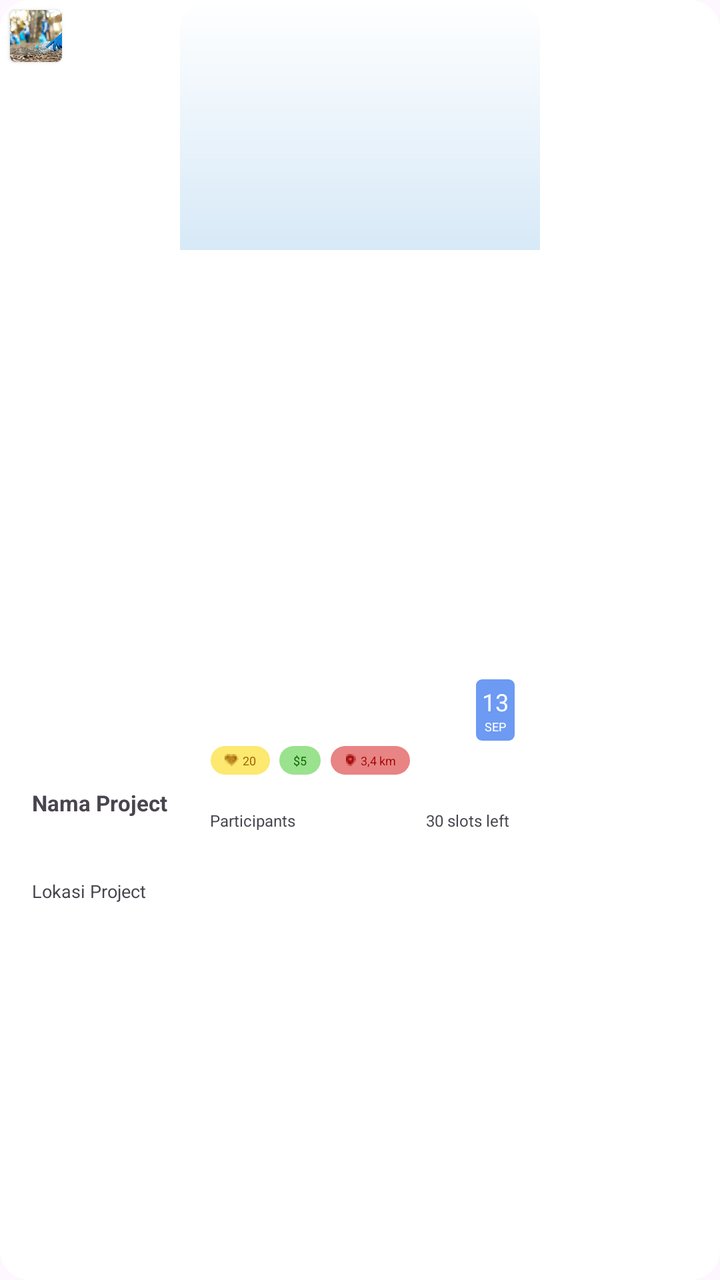
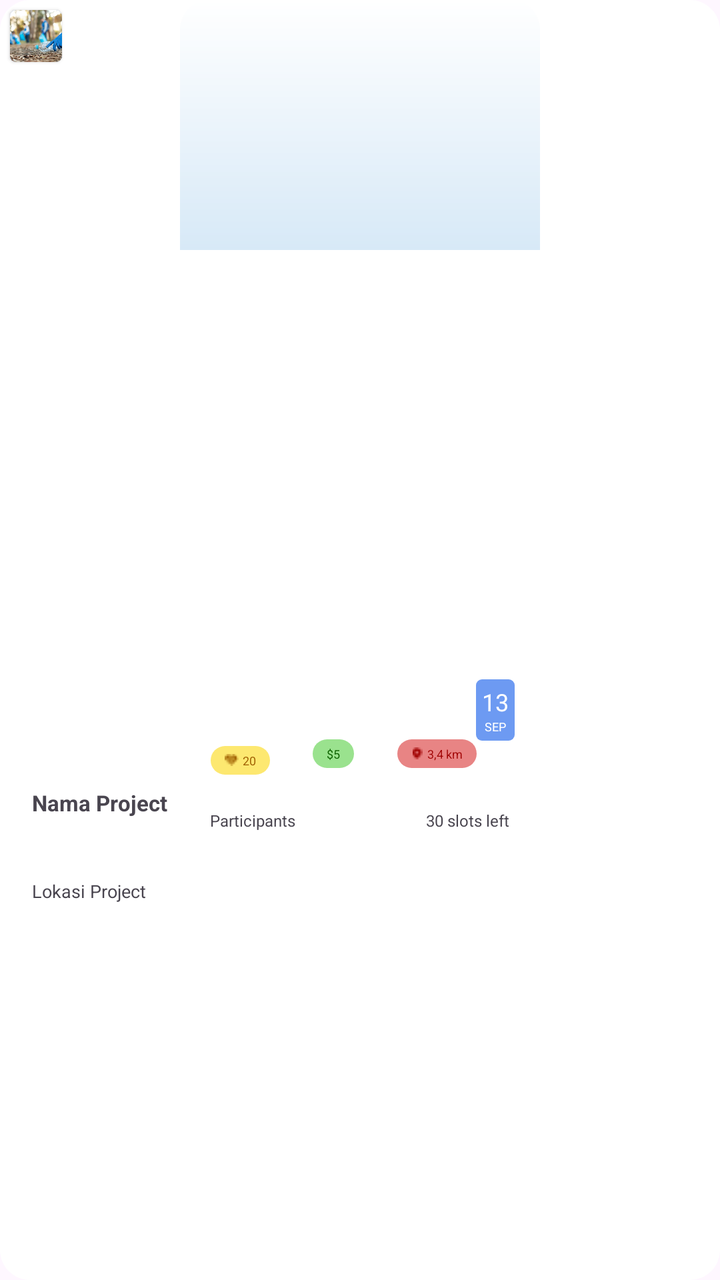

An Android layout rendered at two revisions. The XML below is the earlier revision; the diff shows what the commit changed to produce the second picture.
<!-- AndroidManifest.xml: application theme Theme.PolluGuard -->
<!-- res/layout/item_project.xml -->
<?xml version="1.0" encoding="utf-8"?>
<androidx.constraintlayout.widget.ConstraintLayout xmlns:android="http://schemas.android.com/apk/res/android"
    xmlns:app="http://schemas.android.com/apk/res-auto"
    android:layout_width="180dp"
    android:layout_height="221dp"
    android:background="@drawable/rounded_corners"
    android:layout_margin="5dp">

    <ImageView
        android:id="@+id/organizerLogo"
        android:layout_width="26dp"
        android:layout_height="26dp"
        android:layout_marginStart="5dp"
        android:layout_marginTop="5dp"
        android:clipToOutline="true"
        android:scaleType="centerCrop"
        android:background="@drawable/blue_rounded_corners_3"
        android:src="@drawable/milah_plastik"
        app:layout_constraintEnd_toEndOf="parent"
        app:layout_constraintHorizontal_bias="0.0"
        app:layout_constraintStart_toStartOf="parent"
        app:layout_constraintTop_toTopOf="parent"
        android:translationZ="1dp"/>

    <ImageView
        android:id="@+id/projectImage_Project"
        android:layout_width="180dp"
        android:layout_height="125dp"
        android:background="@drawable/up_rounded_corners"
        android:clipToOutline="true"
        android:scaleType="centerCrop"
        android:src="@drawable/gradient_background"
        app:layout_constraintEnd_toEndOf="parent"
        app:layout_constraintStart_toStartOf="parent"
        app:layout_constraintTop_toTopOf="parent" />

    <TextView
        android:id="@+id/nameText_Project"
        android:layout_width="wrap_content"
        android:layout_height="wrap_content"
        android:layout_marginStart="16dp"
        android:text="Nama Project"
        android:maxWidth="120dp"
        android:maxHeight="15dp"
        android:textSize="11sp"
        android:textStyle="bold"
        app:layout_constraintBottom_toBottomOf="parent"
        app:layout_constraintStart_toStartOf="parent"
        app:layout_constraintTop_toTopOf="parent"
        app:layout_constraintVertical_bias="0.63" />

    <TextView
        android:id="@+id/locationText_Project"
        android:layout_width="wrap_content"
        android:layout_height="wrap_content"
        android:layout_marginStart="16dp"
        android:text="Lokasi Project"
        android:maxWidth="120dp"
        android:maxHeight="15dp"
        android:textSize="9sp"
        app:layout_constraintBottom_toBottomOf="parent"
        app:layout_constraintStart_toStartOf="parent"
        app:layout_constraintTop_toTopOf="parent"
        app:layout_constraintVertical_bias="0.7" />

    <LinearLayout
        android:layout_width="wrap_content"
        android:layout_height="wrap_content"
        android:layout_marginStart="135dp"
        android:layout_marginTop="70dp"
        android:gravity="center"
        android:orientation="vertical"
        app:layout_constraintBottom_toBottomOf="parent"
        app:layout_constraintEnd_toEndOf="parent"
        app:layout_constraintStart_toStartOf="parent"
        app:layout_constraintTop_toTopOf="parent"
        android:background="@drawable/blue_rounded_corners_3"
        android:padding="3dp">

        <TextView
            android:id="@+id/dateText"
            android:layout_width="wrap_content"
            android:layout_height="wrap_content"
            android:text="13"
            android:textSize="12sp"
            android:textColor="@color/white"/>

        <TextView
            android:id="@+id/monthText"
            android:layout_width="wrap_content"
            android:layout_height="wrap_content"
            android:text="SEP"
            android:textSize="6sp"
            android:textColor="@color/white"/>
    </LinearLayout>

    <LinearLayout
        android:layout_width="wrap_content"
        android:layout_height="wrap_content"
        android:layout_marginEnd="120dp"
        android:layout_marginTop="120dp"
        app:layout_constraintBottom_toBottomOf="parent"
        app:layout_constraintEnd_toEndOf="parent"
        app:layout_constraintStart_toStartOf="parent"
        app:layout_constraintTop_toTopOf="parent"
        android:orientation="horizontal"
        android:background="@drawable/rounded_corners"
        android:backgroundTint="@color/yellowCoupon"
        android:paddingVertical="3dp"
        android:paddingHorizontal="7dp"
        android:gravity="center">

        <ImageView
            android:layout_width="wrap_content"
            android:layout_height="6dp"
            android:layout_marginRight="2dp"
            android:src="@drawable/vector" />

        <TextView
            android:id="@+id/rewardText"
            android:layout_width="wrap_content"
            android:layout_height="wrap_content"
            android:text="20"
            android:textSize="6sp"
            android:textColor="@color/yellowText"/>

    </LinearLayout>

    <LinearLayout
        android:layout_width="wrap_content"
        android:layout_height="wrap_content"
        android:layout_marginEnd="60dp"
        android:layout_marginTop="120dp"
        app:layout_constraintBottom_toBottomOf="parent"
        app:layout_constraintEnd_toEndOf="parent"
        app:layout_constraintStart_toStartOf="parent"
        app:layout_constraintTop_toTopOf="parent"
        android:orientation="horizontal"
        android:background="@drawable/rounded_corners"
        android:backgroundTint="@color/greenCoupon"
        android:paddingVertical="3dp"
        android:paddingHorizontal="7dp"
        android:gravity="center">

        <TextView
            android:id="@+id/priceText"
            android:layout_width="wrap_content"
            android:layout_height="wrap_content"
            android:text="$5"
            android:textSize="6sp"
            android:textColor="@color/greenText"/>

    </LinearLayout>

    <LinearLayout
        android:layout_width="wrap_content"
        android:layout_height="wrap_content"
        android:layout_marginStart="10dp"
        android:layout_marginTop="120dp"
        app:layout_constraintBottom_toBottomOf="parent"
        app:layout_constraintEnd_toEndOf="parent"
        app:layout_constraintStart_toStartOf="parent"
        app:layout_constraintTop_toTopOf="parent"
        android:orientation="horizontal"
        android:background="@drawable/rounded_corners"
        android:backgroundTint="@color/redCoupon"
        android:paddingVertical="3dp"
        android:paddingHorizontal="7dp"
        android:gravity="center">

        <ImageView
            android:layout_width="6dp"
            android:layout_height="6dp"
            android:src="@drawable/vector__1_"
            android:layout_marginRight="2dp"/>

        <TextView
            android:id="@+id/distanceText"
            android:layout_width="wrap_content"
            android:layout_height="wrap_content"
            android:text="3,4 km"
            android:textSize="6sp"
            android:textColor="@color/redText"/>

    </LinearLayout>

    <LinearLayout
        android:layout_width="match_parent"
        android:layout_height="wrap_content"
        android:layout_marginTop="180dp"
        android:layout_marginHorizontal="15dp"
        app:layout_constraintBottom_toBottomOf="parent"
        app:layout_constraintEnd_toEndOf="parent"
        app:layout_constraintStart_toStartOf="parent"
        app:layout_constraintTop_toTopOf="parent"
        android:orientation="horizontal"
        android:paddingVertical="3dp"
        android:gravity="center">

        <TextView
            android:layout_width="wrap_content"
            android:layout_height="wrap_content"
            android:text="Participants"
            android:layout_marginRight="65dp"
            android:textSize="8sp"/>

        <TextView
            android:id="@+id/slotText"
            android:layout_width="wrap_content"
            android:layout_height="wrap_content"
            android:text="30 slots left"
            android:textSize="8sp"/>

    </LinearLayout>

</androidx.constraintlayout.widget.ConstraintLayout>
<!-- resources referenced by this layout -->
<resources>
  <color name="greenCoupon">#9AE28E</color>
  <color name="greenText">#0E6300</color>
  <color name="redCoupon">#E88484</color>
  <color name="redText">#9F0000</color>
  <color name="white">#FFFFFFFF</color>
  <color name="yellowCoupon">#FDE870</color>
  <color name="yellowText">#9F5F00</color>
  <!-- drawable blue_rounded_corners_3 (drawable) -->
  <?xml version="1.0" encoding="utf-8"?>
  <shape xmlns:android="http://schemas.android.com/apk/res/android">
      <solid android:color="@color/backgroundTextBlue"/>
      <corners android:radius="3dp"/>
  </shape>
  <!-- drawable gradient_background (drawable) -->
  <?xml version="1.0" encoding="utf-8"?>
  <shape xmlns:android="http://schemas.android.com/apk/res/android">
      <gradient xmlns:android="http://schemas.android.com/apk/res/android"
          android:angle="270"
          android:startColor="#FFFFFFFF"
          android:endColor="@color/lightBlue"
          android:type="linear" />
  </shape>
  <!-- drawable milah_plastik: webp bitmap (drawable, 48802 bytes) -->
  <!-- drawable rounded_corners (drawable) -->
  <?xml version="1.0" encoding="utf-8"?>
  <shape xmlns:android="http://schemas.android.com/apk/res/android">
      <corners android:radius="15dp"/>
      <solid android:color="@color/white"/>
  </shape>
  <!-- drawable up_rounded_corners (drawable) -->
  <?xml version="1.0" encoding="utf-8"?>
  <shape xmlns:android="http://schemas.android.com/apk/res/android">
      <corners
          android:topRightRadius="15dp"
          android:topLeftRadius="15dp"/>
      <solid android:color="@color/white"/>
  </shape>
  <!-- drawable vector: png bitmap (drawable, 231 bytes) -->
  <!-- drawable vector__1_: png bitmap (drawable, 200 bytes) -->
  <style name="Theme.PolluGuard" parent="Base.Theme.PolluGuard" />
  <color name="backgroundTextBlue">#6D9AF2</color>
  <color name="lightBlue">#D7E9F7</color>
  <style name="Base.Theme.PolluGuard" parent="Theme.Material3.DayNight.NoActionBar">
          
           <item name="colorPrimary">@color/blue</item>
  
      </style>
  <color name="blue">#3366CA</color>
</resources>

<!-- the commit's change to res/layout/item_project.xml (unified diff, before → after) -->
@@ -95,20 +95,21 @@
     </LinearLayout>
 
     <LinearLayout
-        android:layout_width="wrap_content"
-        android:layout_height="wrap_content"
+        android:id="@+id/linearLayout7"
+        android:layout_width="wrap_content"
+        android:layout_height="wrap_content"
+        android:layout_marginTop="120dp"
         android:layout_marginEnd="120dp"
-        android:layout_marginTop="120dp"
-        app:layout_constraintBottom_toBottomOf="parent"
-        app:layout_constraintEnd_toEndOf="parent"
-        app:layout_constraintStart_toStartOf="parent"
-        app:layout_constraintTop_toTopOf="parent"
-        android:orientation="horizontal"
         android:background="@drawable/rounded_corners"
         android:backgroundTint="@color/yellowCoupon"
-        android:paddingVertical="3dp"
+        android:gravity="center"
+        android:orientation="horizontal"
         android:paddingHorizontal="7dp"
-        android:gravity="center">
+        android:paddingVertical="3dp"
+        app:layout_constraintBottom_toBottomOf="parent"
+        app:layout_constraintEnd_toEndOf="parent"
+        app:layout_constraintStart_toStartOf="parent"
+        app:layout_constraintTop_toTopOf="parent">
 
         <ImageView
             android:layout_width="wrap_content"
@@ -121,66 +122,70 @@
             android:layout_width="wrap_content"
             android:layout_height="wrap_content"
             android:text="20"
-            android:textSize="6sp"
-            android:textColor="@color/yellowText"/>
-
-    </LinearLayout>
-
-    <LinearLayout
-        android:layout_width="wrap_content"
-        android:layout_height="wrap_content"
+            android:textColor="@color/yellowText"
+            android:textSize="6sp" />
+
+    </LinearLayout>
+
+    <LinearLayout
+        android:id="@+id/linearLayout6"
+        android:layout_width="wrap_content"
+        android:layout_height="wrap_content"
+        android:layout_marginTop="120dp"
         android:layout_marginEnd="60dp"
-        android:layout_marginTop="120dp"
-        app:layout_constraintBottom_toBottomOf="parent"
-        app:layout_constraintEnd_toEndOf="parent"
-        app:layout_constraintStart_toStartOf="parent"
-        app:layout_constraintTop_toTopOf="parent"
-        android:orientation="horizontal"
         android:background="@drawable/rounded_corners"
         android:backgroundTint="@color/greenCoupon"
-        android:paddingVertical="3dp"
+        android:gravity="center"
+        android:orientation="horizontal"
         android:paddingHorizontal="7dp"
-        android:gravity="center">
+        android:paddingVertical="3dp"
+        app:layout_constraintBottom_toBottomOf="parent"
+        app:layout_constraintEnd_toEndOf="parent"
+        app:layout_constraintHorizontal_bias="0.148"
+        app:layout_constraintStart_toEndOf="@+id/linearLayout7"
+        app:layout_constraintTop_toTopOf="parent"
+        app:layout_constraintVertical_bias="0.494">
 
         <TextView
             android:id="@+id/priceText"
             android:layout_width="wrap_content"
             android:layout_height="wrap_content"
             android:text="$5"
-            android:textSize="6sp"
-            android:textColor="@color/greenText"/>
-
-    </LinearLayout>
-
-    <LinearLayout
-        android:layout_width="wrap_content"
-        android:layout_height="wrap_content"
-        android:layout_marginStart="10dp"
+            android:textColor="@color/greenText"
+            android:textSize="6sp" />
+
+    </LinearLayout>
+
+    <LinearLayout
+        android:layout_width="wrap_content"
+        android:layout_height="wrap_content"
         android:layout_marginTop="120dp"
-        app:layout_constraintBottom_toBottomOf="parent"
-        app:layout_constraintEnd_toEndOf="parent"
-        app:layout_constraintStart_toStartOf="parent"
-        app:layout_constraintTop_toTopOf="parent"
-        android:orientation="horizontal"
         android:background="@drawable/rounded_corners"
         android:backgroundTint="@color/redCoupon"
-        android:paddingVertical="3dp"
+        android:gravity="center"
+        android:orientation="horizontal"
         android:paddingHorizontal="7dp"
-        android:gravity="center">
+        android:paddingVertical="3dp"
+        app:layout_constraintBottom_toBottomOf="parent"
+        app:layout_constraintEnd_toEndOf="parent"
+        app:layout_constraintHorizontal_bias="0.151"
+        app:layout_constraintStart_toEndOf="@+id/linearLayout6"
+        app:layout_constraintTop_toTopOf="parent"
+        app:layout_constraintVertical_bias="0.494">
 
         <ImageView
             android:layout_width="6dp"
             android:layout_height="6dp"
-            android:src="@drawable/vector__1_"
-            android:layout_marginRight="2dp"/>
+            android:layout_marginRight="2dp"
+            android:src="@drawable/vector__1_" />
 
         <TextView
             android:id="@+id/distanceText"
             android:layout_width="wrap_content"
             android:layout_height="wrap_content"
             android:text="3,4 km"
-            android:textSize="6sp"
-            android:textColor="@color/redText"/>
+            android:textColor="@color/redText"
+            android:textSize="6sp" />
 
     </LinearLayout>
 
